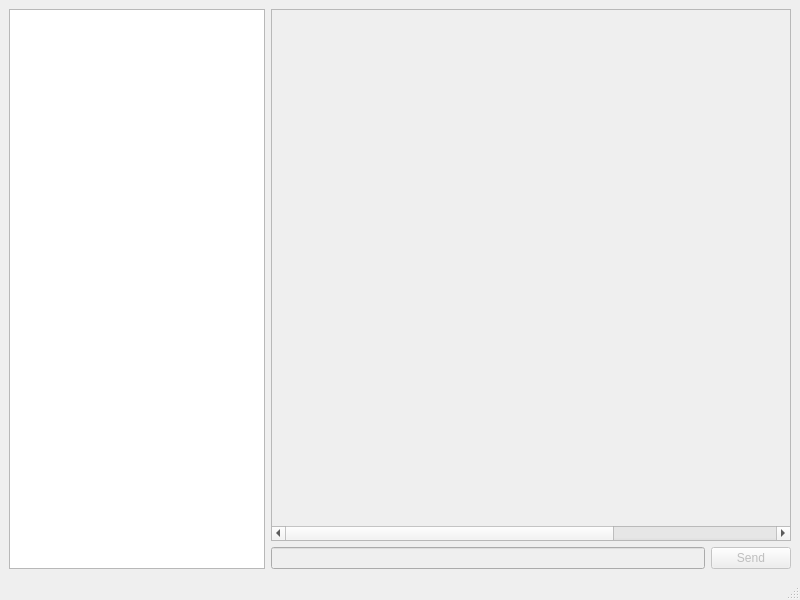
Above: mainwindow.ui from Kr-EA/KrMSG before the change. Below: the same form after it.
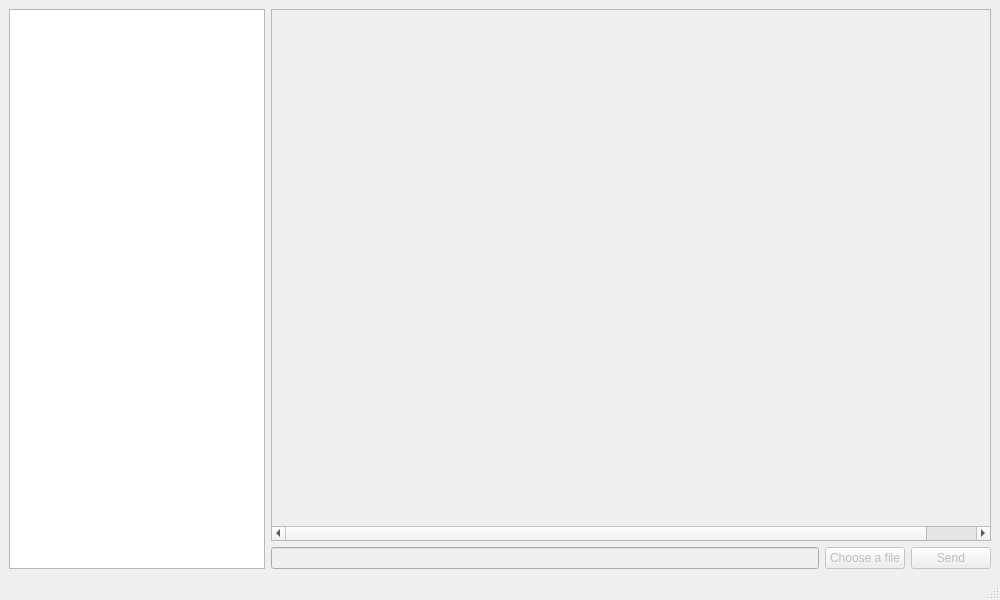
That is the form after the change.

Patch:
```diff
--- a/mainwindow.ui
+++ b/mainwindow.ui
@@ -6,7 +6,7 @@
    <rect>
     <x>0</x>
     <y>0</y>
-    <width>800</width>
+    <width>1000</width>
     <height>600</height>
    </rect>
   </property>
@@ -52,6 +52,16 @@
           </property>
          </widget>
         </item>
+        <item>
+         <widget class="QPushButton" name="sendFile">
+          <property name="enabled">
+           <bool>false</bool>
+          </property>
+          <property name="text">
+           <string>Choose a file</string>
+          </property>
+         </widget>
+        </item>
         <item>
          <widget class="QPushButton" name="sendMessage">
           <property name="enabled">
```
Left out of the diff: 2 changed lines with no effect on the pictures.
